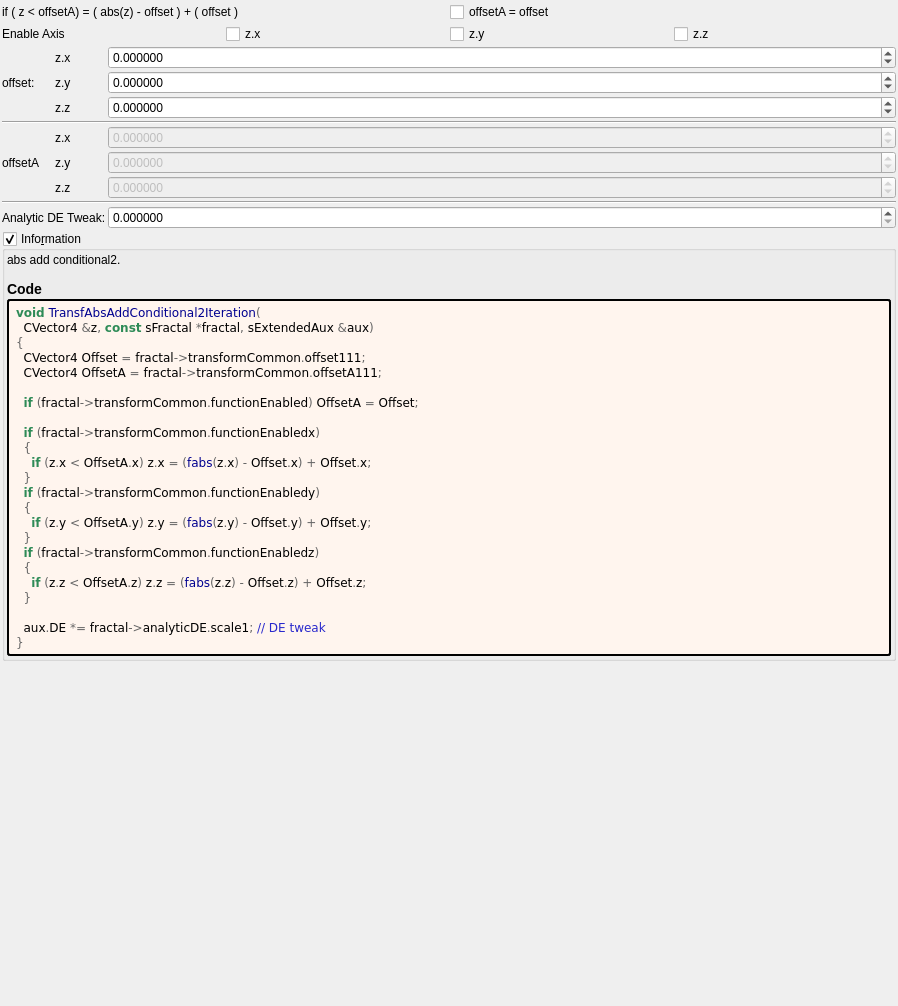
Old version of the form mandelbulber2/formula/ui/transf_abs_add_conditional2.ui in the repository buddhi1980/mandelbulber2.
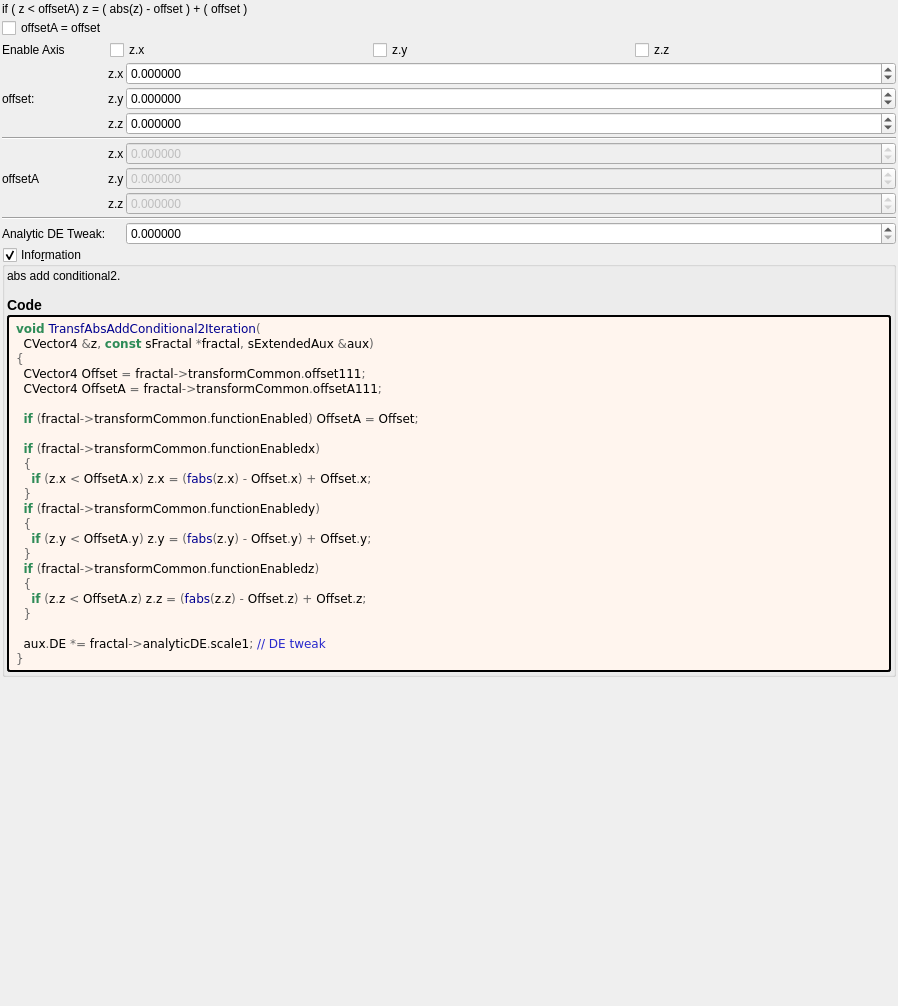
New version of the form. Custom widgets are drawn as their Qt base class.

Commit message: abox11 add iter controls to color and clean up UI

```diff
--- a/mandelbulber2/formula/ui/transf_abs_add_conditional2.ui
+++ b/mandelbulber2/formula/ui/transf_abs_add_conditional2.ui
@@ -30,52 +30,52 @@
     <number>2</number>
    </property>
    <item>
-    <layout class="QGridLayout" name="gridLayout_81">
+    <widget class="QLabel" name="label_133">
+     <property name="text">
+      <string>if ( z &lt; offsetA)  z = ( abs(z) - offset ) + ( offset )</string>
+     </property>
+    </widget>
+   </item>
+   <item>
+    <layout class="QGridLayout" name="gridLayout_43" columnstretch="0,1,1,1">
      <property name="spacing">
       <number>2</number>
      </property>
-     <item row="4" column="3">
-      <widget class="MyCheckBox" name="checkBox_transf_function_enabledz">
-       <property name="text">
-        <string notr="true">z.z</string>
-       </property>
-      </widget>
-     </item>
-     <item row="4" column="1">
-      <widget class="MyCheckBox" name="checkBox_transf_function_enabledx">
-       <property name="text">
-        <string notr="true">z.x</string>
-       </property>
-      </widget>
-     </item>
-     <item row="4" column="2">
+     <item row="1" column="2">
       <widget class="MyCheckBox" name="checkBox_transf_function_enabledy">
        <property name="text">
         <string notr="true">z.y</string>
        </property>
       </widget>
      </item>
-     <item row="4" column="0">
+     <item row="1" column="3">
+      <widget class="MyCheckBox" name="checkBox_transf_function_enabledz">
+       <property name="text">
+        <string notr="true">z.z</string>
+       </property>
+      </widget>
+     </item>
+     <item row="1" column="0">
       <widget class="QLabel" name="label_72">
        <property name="text">
         <string>Enable Axis</string>
        </property>
       </widget>
      </item>
-     <item row="3" column="0" colspan="2">
-      <widget class="QLabel" name="label_133">
-       <property name="text">
-        <string>if ( z &lt; offsetA) = ( abs(z) - offset ) + ( offset )</string>
-       </property>
-      </widget>
-     </item>
-     <item row="3" column="2">
+     <item row="0" column="0">
       <widget class="MyCheckBox" name="checkBox_transf_function_enabled">
        <property name="text">
         <string notr="true">offsetA = offset</string>
        </property>
       </widget>
      </item>
+     <item row="1" column="1">
+      <widget class="MyCheckBox" name="checkBox_transf_function_enabledx">
+       <property name="text">
+        <string notr="true">z.x</string>
+       </property>
+      </widget>
+     </item>
     </layout>
    </item>
    <item>
@@ -83,25 +83,8 @@
      <property name="spacing">
       <number>2</number>
      </property>
-     <item row="9" column="1">
-      <widget class="QLabel" name="label_117">
-       <property name="text">
-        <string notr="true">z.y</string>
-       </property>
-      </widget>
-     </item>
-     <item row="10" column="1">
-      <widget class="QLabel" name="label_118">
-       <property name="text">
-        <string notr="true">z.z</string>
-       </property>
-      </widget>
-     </item>
-     <item row="9" column="2">
-      <widget class="MyDoubleSpinBox" name="spinbox3_transf_offsetA_111_y">
-       <property name="enabled">
-        <bool>false</bool>
-       </property>
+     <item row="2" column="2">
+      <widget class="MyDoubleSpinBox" name="spinbox3_transf_offset_111_z">
        <property name="sizePolicy">
         <sizepolicy hsizetype="Minimum" vsizetype="Maximum">
          <horstretch>0</horstretch>
@@ -128,50 +111,25 @@
        </property>
       </widget>
      </item>
-     <item row="4" column="2">
-      <widget class="MyDoubleSpinBox" name="spinbox3_transf_offset_111_y">
-       <property name="sizePolicy">
-        <sizepolicy hsizetype="Minimum" vsizetype="Maximum">
-         <horstretch>0</horstretch>
-         <verstretch>0</verstretch>
-        </sizepolicy>
-       </property>
-       <property name="prefix">
-        <string/>
-       </property>
-       <property name="suffix">
-        <string/>
-       </property>
-       <property name="decimals">
-        <number>6</number>
-       </property>
-       <property name="minimum">
-        <double>-99.989999999999995</double>
-       </property>
-       <property name="maximum">
-        <double>99.989999999999995</double>
-       </property>
-       <property name="singleStep">
-        <double>0.100000000000000</double>
-       </property>
-      </widget>
-     </item>
-     <item row="4" column="0">
+     <item row="1" column="0">
       <widget class="QLabel" name="label_108">
        <property name="text">
         <string>offset:</string>
        </property>
       </widget>
      </item>
-     <item row="11" column="0" colspan="3">
-      <widget class="Line" name="line_3">
-       <property name="orientation">
-        <enum>Qt::Horizontal</enum>
+     <item row="5" column="0">
+      <widget class="QLabel" name="label_119">
+       <property name="text">
+        <string>offsetA</string>
        </property>
       </widget>
      </item>
-     <item row="3" column="2">
-      <widget class="MyDoubleSpinBox" name="spinbox3_transf_offset_111_x">
+     <item row="6" column="2">
+      <widget class="MyDoubleSpinBox" name="spinbox3_transf_offsetA_111_z">
+       <property name="enabled">
+        <bool>false</bool>
+       </property>
        <property name="sizePolicy">
         <sizepolicy hsizetype="Minimum" vsizetype="Maximum">
          <horstretch>0</horstretch>
@@ -198,21 +156,7 @@
        </property>
       </widget>
      </item>
-     <item row="7" column="0" colspan="3">
-      <widget class="Line" name="line_7">
-       <property name="orientation">
-        <enum>Qt::Horizontal</enum>
-       </property>
-      </widget>
-     </item>
-     <item row="8" column="1">
-      <widget class="QLabel" name="label_116">
-       <property name="text">
-        <string notr="true">z.x</string>
-       </property>
-      </widget>
-     </item>
-     <item row="13" column="2">
+     <item row="8" column="2">
       <widget class="MyDoubleSpinBox" name="spinbox_analyticDE_scale_1">
        <property name="sizePolicy">
         <sizepolicy hsizetype="Minimum" vsizetype="Maximum">
@@ -240,70 +184,11 @@
        </property>
       </widget>
      </item>
-     <item row="8" column="2">
-      <widget class="MyDoubleSpinBox" name="spinbox3_transf_offsetA_111_x">
-       <property name="enabled">
-        <bool>false</bool>
-       </property>
-       <property name="sizePolicy">
-        <sizepolicy hsizetype="Minimum" vsizetype="Maximum">
-         <horstretch>0</horstretch>
-         <verstretch>0</verstretch>
-        </sizepolicy>
-       </property>
-       <property name="prefix">
-        <string/>
-       </property>
-       <property name="suffix">
-        <string/>
-       </property>
-       <property name="decimals">
-        <number>6</number>
-       </property>
-       <property name="minimum">
-        <double>-99.989999999999995</double>
-       </property>
-       <property name="maximum">
-        <double>99.989999999999995</double>
-       </property>
-       <property name="singleStep">
-        <double>0.100000000000000</double>
-       </property>
-      </widget>
-     </item>
-     <item row="10" column="2">
-      <widget class="MyDoubleSpinBox" name="spinbox3_transf_offsetA_111_z">
-       <property name="enabled">
-        <bool>false</bool>
-       </property>
-       <property name="sizePolicy">
-        <sizepolicy hsizetype="Minimum" vsizetype="Maximum">
-         <horstretch>0</horstretch>
-         <verstretch>0</verstretch>
-        </sizepolicy>
-       </property>
-       <property name="prefix">
-        <string/>
-       </property>
-       <property name="suffix">
-        <string/>
-       </property>
-       <property name="decimals">
-        <number>6</number>
-       </property>
-       <property name="minimum">
-        <double>-99.989999999999995</double>
-       </property>
-       <property name="maximum">
-        <double>99.989999999999995</double>
-       </property>
-       <property name="singleStep">
-        <double>0.100000000000000</double>
-       </property>
-      </widget>
-     </item>
      <item row="5" column="2">
-      <widget class="MyDoubleSpinBox" name="spinbox3_transf_offset_111_z">
+      <widget class="MyDoubleSpinBox" name="spinbox3_transf_offsetA_111_y">
+       <property name="enabled">
+        <bool>false</bool>
+       </property>
        <property name="sizePolicy">
         <sizepolicy hsizetype="Minimum" vsizetype="Maximum">
          <horstretch>0</horstretch>
@@ -330,41 +215,156 @@
        </property>
       </widget>
      </item>
-     <item row="9" column="0">
-      <widget class="QLabel" name="label_119">
+     <item row="4" column="1">
+      <widget class="QLabel" name="label_116">
        <property name="text">
-        <string>offsetA</string>
+        <string notr="true">z.x</string>
        </property>
       </widget>
      </item>
-     <item row="13" column="0" colspan="2">
-      <widget class="QLabel" name="label_112">
-       <property name="text">
-        <string>Analytic DE Tweak:</string>
+     <item row="1" column="2">
+      <widget class="MyDoubleSpinBox" name="spinbox3_transf_offset_111_y">
+       <property name="sizePolicy">
+        <sizepolicy hsizetype="Minimum" vsizetype="Maximum">
+         <horstretch>0</horstretch>
+         <verstretch>0</verstretch>
+        </sizepolicy>
        </property>
+       <property name="prefix">
+        <string/>
+       </property>
+       <property name="suffix">
+        <string/>
+       </property>
+       <property name="decimals">
+        <number>6</number>
+       </property>
+       <property name="minimum">
+        <double>-99.989999999999995</double>
+       </property>
+       <property name="maximum">
+        <double>99.989999999999995</double>
+       </property>
+       <property name="singleStep">
+        <double>0.100000000000000</double>
+       </property>
       </widget>
      </item>
-     <item row="3" column="1">
+     <item row="0" column="1">
       <widget class="QLabel" name="label_120">
        <property name="text">
         <string notr="true">z.x</string>
        </property>
       </widget>
      </item>
-     <item row="4" column="1">
+     <item row="4" column="2">
+      <widget class="MyDoubleSpinBox" name="spinbox3_transf_offsetA_111_x">
+       <property name="enabled">
+        <bool>false</bool>
+       </property>
+       <property name="sizePolicy">
+        <sizepolicy hsizetype="Minimum" vsizetype="Maximum">
+         <horstretch>0</horstretch>
+         <verstretch>0</verstretch>
+        </sizepolicy>
+       </property>
+       <property name="prefix">
+        <string/>
+       </property>
+       <property name="suffix">
+        <string/>
+       </property>
+       <property name="decimals">
+        <number>6</number>
+       </property>
+       <property name="minimum">
+        <double>-99.989999999999995</double>
+       </property>
+       <property name="maximum">
+        <double>99.989999999999995</double>
+       </property>
+       <property name="singleStep">
+        <double>0.100000000000000</double>
+       </property>
+      </widget>
+     </item>
+     <item row="7" column="0" colspan="3">
+      <widget class="Line" name="line_2">
+       <property name="orientation">
+        <enum>Qt::Horizontal</enum>
+       </property>
+      </widget>
+     </item>
+     <item row="1" column="1">
       <widget class="QLabel" name="label_121">
        <property name="text">
         <string notr="true">z.y</string>
        </property>
       </widget>
      </item>
-     <item row="5" column="1">
+     <item row="6" column="1">
+      <widget class="QLabel" name="label_118">
+       <property name="text">
+        <string notr="true">z.z</string>
+       </property>
+      </widget>
+     </item>
+     <item row="0" column="2">
+      <widget class="MyDoubleSpinBox" name="spinbox3_transf_offset_111_x">
+       <property name="sizePolicy">
+        <sizepolicy hsizetype="Minimum" vsizetype="Maximum">
+         <horstretch>0</horstretch>
+         <verstretch>0</verstretch>
+        </sizepolicy>
+       </property>
+       <property name="prefix">
+        <string/>
+       </property>
+       <property name="suffix">
+        <string/>
+       </property>
+       <property name="decimals">
+        <number>6</number>
+       </property>
+       <property name="minimum">
+        <double>-99.989999999999995</double>
+       </property>
+       <property name="maximum">
+        <double>99.989999999999995</double>
+       </property>
+       <property name="singleStep">
+        <double>0.100000000000000</double>
+       </property>
+      </widget>
+     </item>
+     <item row="2" column="1">
       <widget class="QLabel" name="label_122">
        <property name="text">
         <string notr="true">z.z</string>
        </property>
       </widget>
      </item>
+     <item row="5" column="1">
+      <widget class="QLabel" name="label_117">
+       <property name="text">
+        <string notr="true">z.y</string>
+       </property>
+      </widget>
+     </item>
+     <item row="8" column="0">
+      <widget class="QLabel" name="label_112">
+       <property name="text">
+        <string>Analytic DE Tweak:</string>
+       </property>
+      </widget>
+     </item>
+     <item row="3" column="0" colspan="3">
+      <widget class="Line" name="line">
+       <property name="orientation">
+        <enum>Qt::Horizontal</enum>
+       </property>
+      </widget>
+     </item>
     </layout>
    </item>
    <item>
```
Left out of the diff: 61 changed lines with no effect on the pictures. The commit also changes 4 other files.
